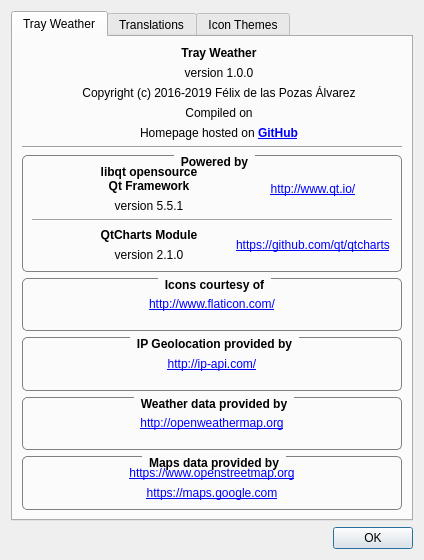
This is AboutDialog.ui in FelixdelasPozas/TrayWeather as Qt 5 draws it before an edit. The edited form follows.
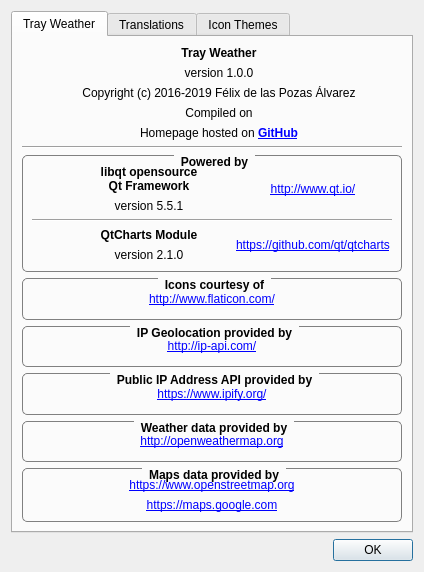
This is the edited form. Icons and pictures are not drawn.

Commit message: Added ipify link.

What changed in the file:
```diff
--- a/AboutDialog.ui
+++ b/AboutDialog.ui
@@ -7,7 +7,7 @@
     <x>0</x>
     <y>0</y>
     <width>424</width>
-    <height>560</height>
+    <height>572</height>
    </rect>
   </property>
   <property name="windowTitle">
@@ -432,6 +432,50 @@
            </layout>
           </widget>
          </item>
+         <item>
+          <widget class="QGroupBox" name="groupBox_6">
+           <property name="font">
+            <font>
+             <weight>75</weight>
+             <bold>true</bold>
+            </font>
+           </property>
+           <property name="styleSheet">
+            <string notr="true">QGroupBox {
+    border: 1px solid gray;
+    border-radius: 5px;
+    margin-top: 2ex;
+}
+
+QGroupBox::title {
+    subcontrol-origin: margin;
+    subcontrol-position: top center; /* position at the top center */
+    padding: 0px 5px;
+}</string>
+           </property>
+           <property name="title">
+            <string>Public IP Address API provided by</string>
+           </property>
+           <layout class="QVBoxLayout" name="verticalLayout_14">
+            <item>
+             <widget class="QLabel" name="label_15">
+              <property name="toolTip">
+               <string>IP API</string>
+              </property>
+              <property name="text">
+               <string notr="true">&lt;a href=&quot;https://www.ipify.org/&quot;&gt;https://www.ipify.org/&lt;/a&gt;</string>
+              </property>
+              <property name="alignment">
+               <set>Qt::AlignCenter</set>
+              </property>
+              <property name="openExternalLinks">
+               <bool>true</bool>
+              </property>
+             </widget>
+            </item>
+           </layout>
+          </widget>
+         </item>
          <item>
           <widget class="QGroupBox" name="groupBox_4">
            <property name="font">
```
The commit also changes 1 other file.
